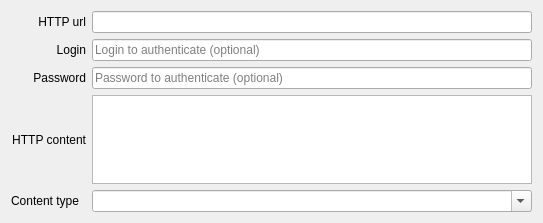
networkoptix/nx_open, file client/libclient/src/ui/widgets/business/exec_http_request_action_widget.ui: the form before one commit.
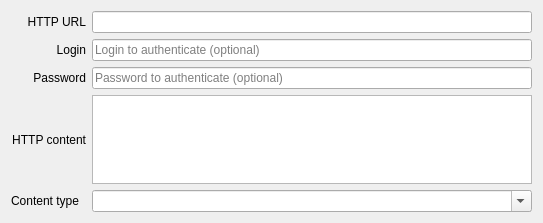
The form after the commit.

What changed in the file:
```diff
--- a/client/libclient/src/ui/widgets/business/exec_http_request_action_widget.ui
+++ b/client/libclient/src/ui/widgets/business/exec_http_request_action_widget.ui
@@ -50,7 +50,7 @@
    <item row="0" column="0">
     <widget class="QLabel" name="httpUrlLabel">
      <property name="text">
-      <string>HTTP url</string>
+      <string>HTTP URL</string>
      </property>
      <property name="alignment">
       <set>Qt::AlignRight|Qt::AlignTrailing|Qt::AlignVCenter</set>
```
